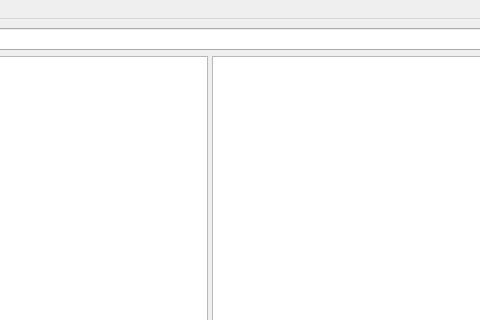
Before: the Qt Designer form main-page/imdb.ui in UniversityOfIsfahan-DS-00/phase1-mat-mot, drawn with Qt 5; both pictures show x 201 to 681 and y 0 to 320 of the 1222 by 634 pixel window.
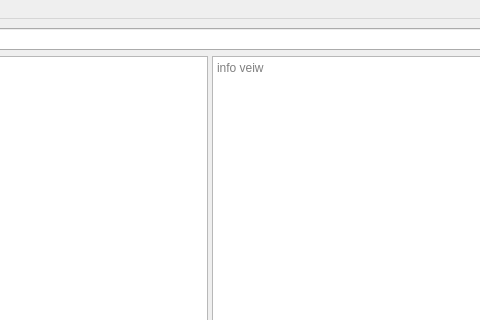
After: the same form once the commit is applied.

Diff of the .ui file:
```diff
--- a/main-page/imdb.ui
+++ b/main-page/imdb.ui
@@ -35,7 +35,14 @@
         </size>
        </property>
       </widget>
-      <widget class="QColumnView" name="info_columnView"/>
+      <widget class="QPlainTextEdit" name="info_TextEdit">
+       <property name="readOnly">
+        <bool>true</bool>
+       </property>
+       <property name="placeholderText">
+        <string>info veiw</string>
+       </property>
+      </widget>
      </widget>
     </item>
    </layout>
```
Left out of the diff: 9 changed lines with no effect on the pictures.
